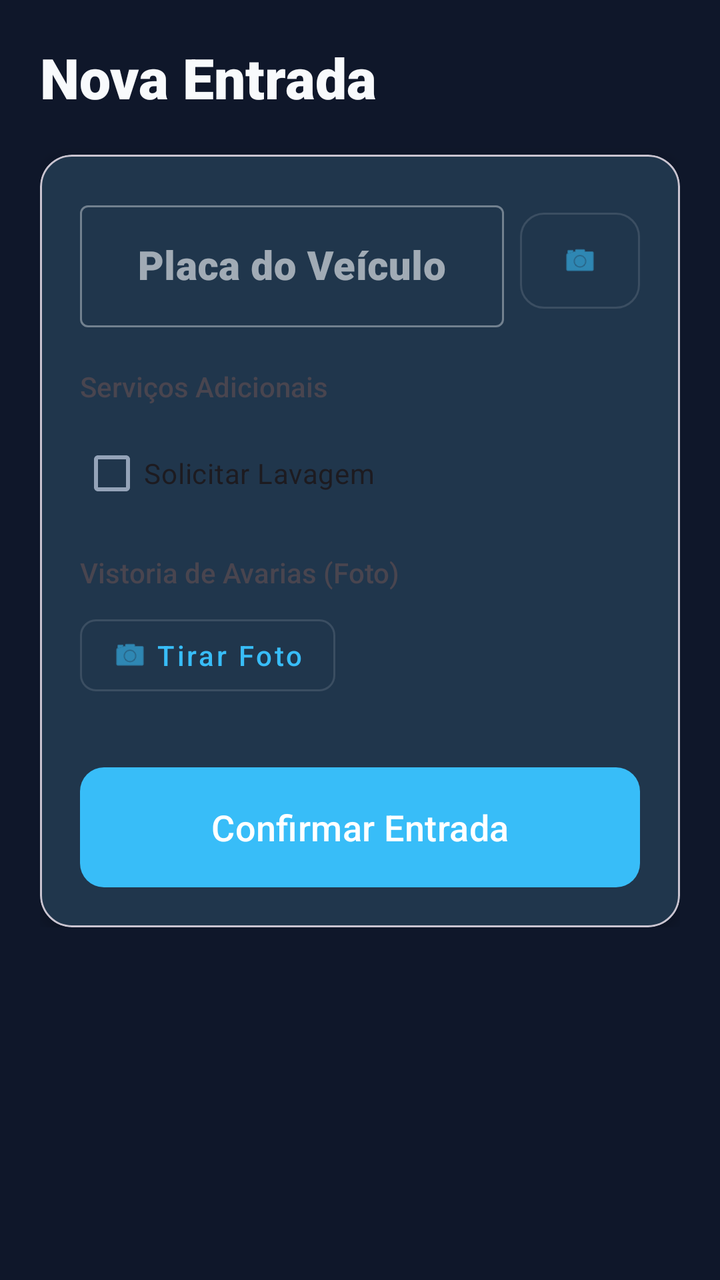
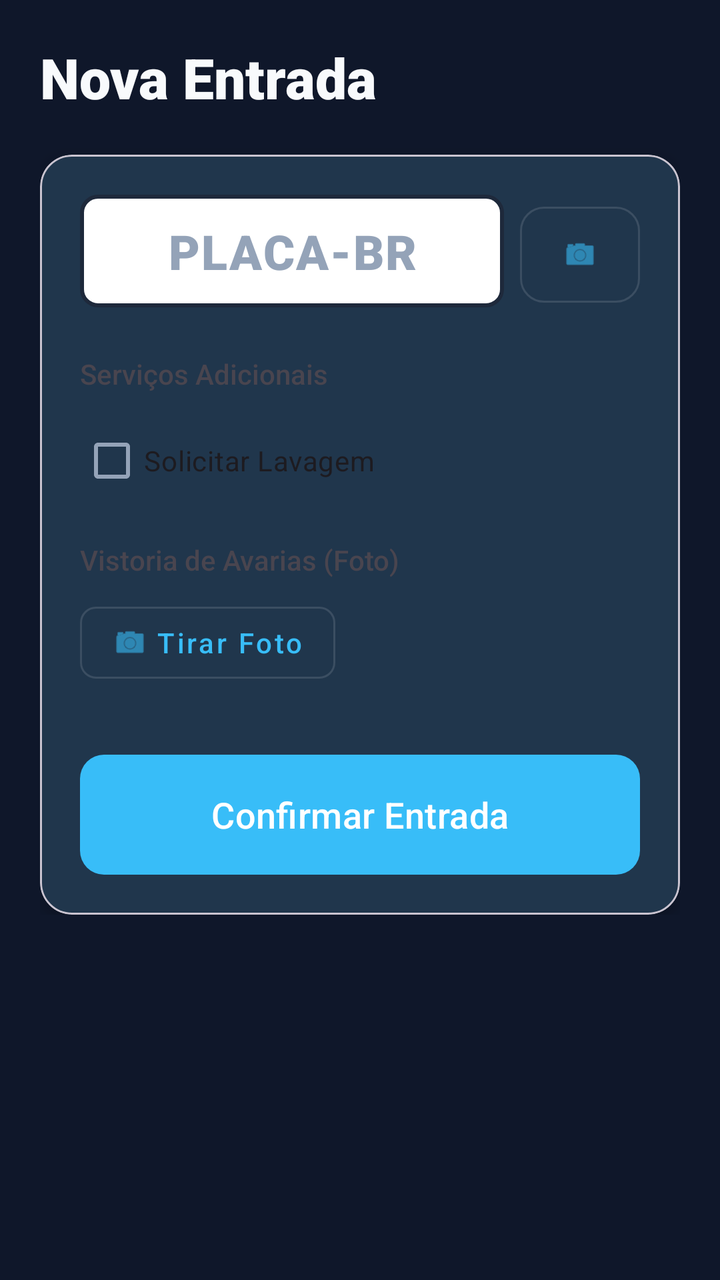

Before-and-after screenshots of an Android layout around one commit, followed by the original layout XML and the change that was made.
<!-- AndroidManifest.xml: application theme Theme.Estacionamento -->
<!-- res/layout/fragment_entrada.xml -->
<?xml version="1.0" encoding="utf-8"?>
<ScrollView xmlns:android="http://schemas.android.com/apk/res/android"
    xmlns:app="http://schemas.android.com/apk/res-auto"
    android:layout_width="match_parent"
    android:layout_height="match_parent"
    android:background="@color/background">

    <LinearLayout
        android:layout_width="match_parent"
        android:layout_height="wrap_content"
        android:orientation="vertical"
        android:padding="20dp">

        <TextView
            android:layout_width="match_parent"
            android:layout_height="wrap_content"
            android:text="Nova Entrada"
            android:textSize="28sp"
            android:textColor="@color/on_surface"
            android:fontFamily="sans-serif-black"
            android:layout_marginBottom="20dp" />

        <com.google.android.material.card.MaterialCardView
            android:layout_width="match_parent"
            android:layout_height="wrap_content"
            app:cardCornerRadius="16dp"
            app:cardElevation="4dp">

            <LinearLayout
                android:layout_width="match_parent"
                android:layout_height="wrap_content"
                android:orientation="vertical"
                android:padding="20dp">

                <RelativeLayout
                    android:layout_width="match_parent"
                    android:layout_height="wrap_content">

                    <com.google.android.material.textfield.TextInputLayout
                        android:id="@+id/til_placa"
                        android:layout_width="match_parent"
                        android:layout_height="wrap_content"
                        android:hint="Placa do Veículo"
                        style="@style/Widget.MaterialComponents.TextInputLayout.OutlinedBox"
                        android:layout_toStartOf="@id/btn_scan"
                        android:layout_marginEnd="8dp">

                        <com.google.android.material.textfield.TextInputEditText
                            android:id="@+id/et_entrada_placa"
                            android:layout_width="match_parent"
                            android:layout_height="wrap_content"
                            android:inputType="textCapCharacters"
                            android:textSize="20sp"
                            android:fontFamily="sans-serif-black"
                            android:gravity="center" />
                    </com.google.android.material.textfield.TextInputLayout>

                    <com.google.android.material.button.MaterialButton
                        android:id="@+id/btn_scan"
                        style="@style/Widget.MaterialComponents.Button.OutlinedButton"
                        android:layout_width="60dp"
                        android:layout_height="60dp"
                        android:layout_alignParentEnd="true"
                        android:layout_centerVertical="true"
                        android:padding="0dp"
                        app:icon="@android:drawable/ic_menu_camera"
                        app:iconGravity="textStart"
                        app:iconPadding="0dp"
                        app:cornerRadius="12dp" />
                </RelativeLayout>

                <com.google.android.material.card.MaterialCardView
                    android:id="@+id/card_mensalista_badge"
                    android:layout_width="match_parent"
                    android:layout_height="wrap_content"
                    android:layout_marginTop="12dp"
                    android:visibility="gone"
                    app:cardCornerRadius="8dp"
                    app:strokeWidth="1dp"
                    app:cardElevation="2dp">
                    <LinearLayout
                        android:layout_width="match_parent"
                        android:layout_height="wrap_content"
                        android:orientation="horizontal"
                        android:padding="12dp"
                        android:gravity="center_vertical">
                        <TextView
                            android:id="@+id/tv_mensalista_badge_texto"
                            android:layout_width="match_parent"
                            android:layout_height="wrap_content"
                            android:text="MENSALISTA"
                            android:textSize="15sp"
                            android:fontFamily="sans-serif-black"
                            android:gravity="center" />
                    </LinearLayout>
                </com.google.android.material.card.MaterialCardView>

                <TextView
                    android:layout_width="match_parent"
                    android:layout_height="wrap_content"
                    android:text="Serviços Adicionais"
                    android:layout_marginTop="20dp"
                    android:layout_marginBottom="10dp"
                    android:fontFamily="sans-serif-medium" />

                <com.google.android.material.checkbox.MaterialCheckBox
                    android:id="@+id/cb_lavagem"
                    android:layout_width="match_parent"
                    android:layout_height="wrap_content"
                    android:text="Solicitar Lavagem" />

                <LinearLayout
                    android:id="@+id/layout_servicos"
                    android:layout_width="match_parent"
                    android:layout_height="wrap_content"
                    android:orientation="vertical"
                    android:visibility="gone"
                    android:paddingStart="32dp">

                    <RadioGroup
                        android:id="@+id/rg_tipo_lavagem"
                        android:layout_width="match_parent"
                        android:layout_height="wrap_content">
                        <RadioButton android:id="@+id/rb_ducha" android:layout_width="wrap_content" android:layout_height="wrap_content" android:text="Ducha" android:checked="true" />
                        <RadioButton android:id="@+id/rb_simples" android:layout_width="wrap_content" android:layout_height="wrap_content" android:text="Simples" />
                        <RadioButton android:id="@+id/rb_completa" android:layout_width="wrap_content" android:layout_height="wrap_content" android:text="Completa" />
                    </RadioGroup>
                </LinearLayout>

                <TextView
                    android:layout_width="match_parent"
                    android:layout_height="wrap_content"
                    android:text="Vistoria de Avarias (Foto)"
                    android:layout_marginTop="16dp"
                    android:layout_marginBottom="8dp"
                    android:fontFamily="sans-serif-medium" />

                <LinearLayout
                    android:layout_width="match_parent"
                    android:layout_height="wrap_content"
                    android:orientation="horizontal"
                    android:gravity="center_vertical"
                    android:layout_marginBottom="8dp">

                    <com.google.android.material.button.MaterialButton
                        android:id="@+id/btn_foto_avaria"
                        style="@style/Widget.MaterialComponents.Button.OutlinedButton"
                        android:layout_width="wrap_content"
                        android:layout_height="wrap_content"
                        android:text="Tirar Foto"
                        app:icon="@android:drawable/ic_menu_camera"
                        app:cornerRadius="8dp"
                        android:layout_marginEnd="16dp" />

                    <com.google.android.material.card.MaterialCardView
                        android:id="@+id/card_preview_avaria"
                        android:layout_width="64dp"
                        android:layout_height="64dp"
                        app:cardCornerRadius="8dp"
                        android:visibility="gone">
                        <ImageView
                            android:id="@+id/iv_preview_avaria"
                            android:layout_width="match_parent"
                            android:layout_height="match_parent"
                            android:scaleType="centerCrop" />
                    </com.google.android.material.card.MaterialCardView>
                </LinearLayout>

                <com.google.android.material.button.MaterialButton
                    android:id="@+id/btn_entrada_registrar"
                    android:layout_width="match_parent"
                    android:layout_height="60dp"
                    android:layout_marginTop="24dp"
                    android:text="Confirmar Entrada"
                    android:textSize="18sp"
                    app:cornerRadius="12dp" />

            </LinearLayout>
        </com.google.android.material.card.MaterialCardView>
    </LinearLayout>
</ScrollView>
<!-- resources referenced by this layout -->
<resources>
  <color name="background">#0F172A</color>
  <color name="on_surface">#F8FAFC</color>
  <style name="Theme.Estacionamento" parent="Theme.Material3.DayNight.NoActionBar">
          <item name="colorPrimary">@color/primary</item>
          <item name="colorSecondary">@color/secondary</item>
          <item name="android:windowBackground">@color/background</item>
          <item name="android:statusBarColor">@color/background</item>
          <item name="android:windowLightStatusBar" tools:targetApi="m">false</item>
  
          
          <item name="colorSurface">@color/surface</item>
          <item name="colorOnSurface">@color/on_surface</item>
          <item name="colorSurfaceVariant">@color/surface_variant</item>
          <item name="colorOnSurfaceVariant">@color/text_secondary</item>
  
          <item name="materialButtonStyle">@style/CustomButtonStyle</item>
      </style>
  <color name="primary">#38BDF8</color>
  <color name="secondary">#818CF8</color>
  <color name="surface">#1E293B</color>
  <color name="surface_variant">#334155</color>
  <color name="text_secondary">#94A3B8</color>
  <style name="CustomButtonStyle" parent="Widget.Material3.Button">
          <item name="cornerRadius">12dp</item>
          <item name="android:insetTop">0dp</item>
          <item name="android:insetBottom">0dp</item>
          <item name="android:fontFamily">sans-serif-medium</item>
          <item name="textAllCaps">false</item>
      </style>
</resources>

<!-- the commit's change to res/layout/fragment_entrada.xml (unified diff, before → after) -->
@@ -40,8 +40,7 @@
                         android:id="@+id/til_placa"
                         android:layout_width="match_parent"
                         android:layout_height="wrap_content"
-                        android:hint="Placa do Veículo"
-                        style="@style/Widget.MaterialComponents.TextInputLayout.OutlinedBox"
+                        app:hintEnabled="false"
                         android:layout_toStartOf="@id/btn_scan"
                         android:layout_marginEnd="8dp">
 
@@ -49,11 +48,17 @@
                             android:id="@+id/et_entrada_placa"
                             android:layout_width="match_parent"
                             android:layout_height="wrap_content"
+                            android:background="@drawable/bg_plate"
+                            android:textColor="#0E1726"
                             android:inputType="textCapCharacters"
-                            android:textSize="20sp"
+                            android:textSize="24sp"
                             android:fontFamily="sans-serif-black"
-                            android:gravity="center" />
+                            android:gravity="center"
+                            android:hint="PLACA-BR"
+                            android:textColorHint="#94A3B8"
+                            android:padding="12dp" />
                     </com.google.android.material.textfield.TextInputLayout>
+
 
                     <com.google.android.material.button.MaterialButton
                         android:id="@+id/btn_scan"
<!-- resource entries referenced after the edit -->
@@ -2,6 +2,13 @@
 <resources>
   <color name="background">#0F172A</color>
   <color name="on_surface">#F8FAFC</color>
+  <!-- drawable bg_plate (drawable) -->
+  <?xml version="1.0" encoding="utf-8"?>
+  <shape xmlns:android="http://schemas.android.com/apk/res/android">
+      <solid android:color="#FFFFFF" />
+      <corners android:radius="8dp" />
+      <stroke android:width="2dp" android:color="#1E293B" />
+  </shape>
   <style name="Theme.Estacionamento" parent="Theme.Material3.DayNight.NoActionBar">
           <item name="colorPrimary">@color/primary</item>
           <item name="colorSecondary">@color/secondary</item>
